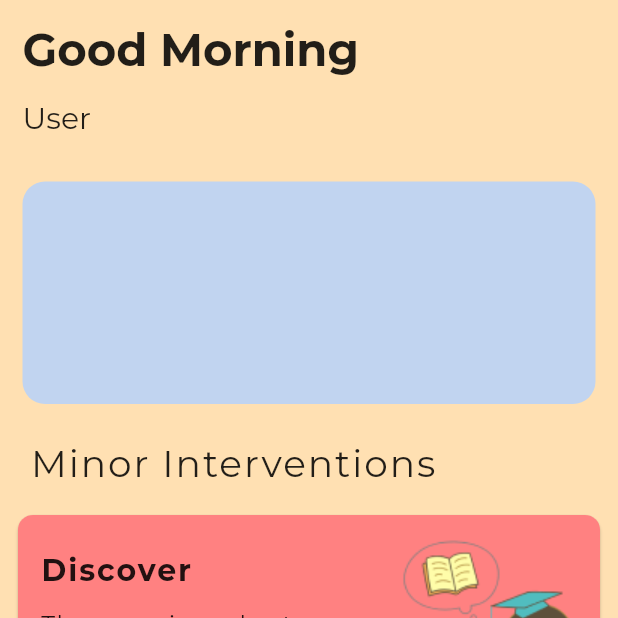
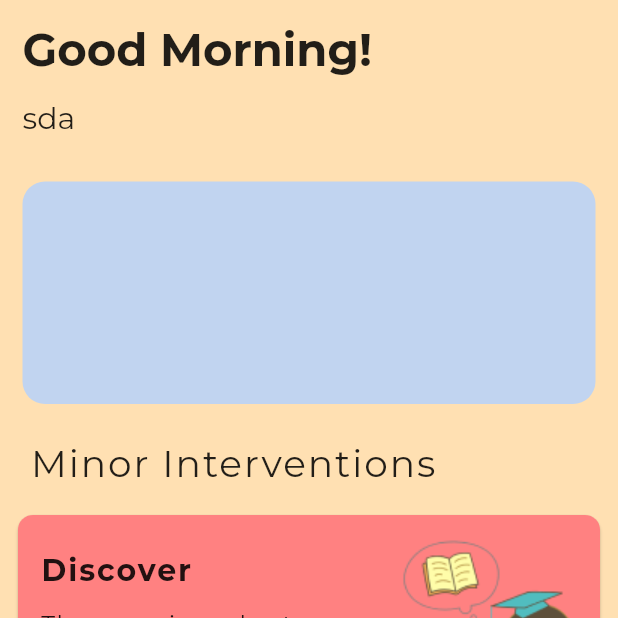
Before and after one commit to peanu77/umatter, a Flutter app: the HomePage screen opened directly, on a phone screen of 412 x 824 dp, the top half of it. Run offline on Flutter 3.47's test engine with Material 2 defaults, Android fonts, the phone set to English and light mode, and no system bars; our stand-ins replace cloud_firestore, firebase_auth, firebase_core, flutter_svg, get, google_fonts and 3 more; missing offline and left inert: flutterfire_ui; accounts and stored records are empty.

Commit message:
partial update

```diff
--- a/lib/views/home_page/home_page.dart
+++ b/lib/views/home_page/home_page.dart
@@ -1,19 +1,26 @@
 import 'package:flutter/material.dart';
 import 'package:get/get.dart';
 import 'package:umatter/controllers/home_page_controller/constant.dart';
-import 'package:umatter/models/contants/constants.dart';
 import 'package:umatter/controllers/home_page_controller/home_page_controller.dart';
+import 'package:cloud_firestore/cloud_firestore.dart';
 
 class HomePage extends StatelessWidget {
   const HomePage({Key? key}) : super(key: key);
+
   @override
   Widget build(BuildContext context) {
     final size = MediaQuery.of(context).size;
+    CollectionReference _collectionRef =
+        FirebaseFirestore.instance.collection('user_info');
+
     return Scaffold(
       backgroundColor: Colors.orange.shade100,
       body: SingleChildScrollView(
         child: SafeArea(
-          child: Column(
+          child: FutureBuilder(
+              future: _collectionRef.get(),
+              builder: (context, snapshot) {
+                return Column(
                   crossAxisAlignment: CrossAxisAlignment.start,
                   children: [
                     Container(
@@ -22,7 +29,7 @@ class HomePage extends StatelessWidget {
                         crossAxisAlignment: CrossAxisAlignment.start,
                         children: [
                           Text(
-                      "Good Morning",
+                            "Good Morning!",
                             // controller.title,
                             style: const TextStyle(
                               fontSize: 30.0,
@@ -33,7 +40,7 @@ class HomePage extends StatelessWidget {
                             height: 15.0,
                           ),
                           Text(
-                      "User",
+                            "sda",
                             // user.email.toString(),
                             style: TextStyle(
                               fontSize: 20.0,
@@ -92,7 +99,8 @@ class HomePage extends StatelessWidget {
                     ),
                     _buildProfessionalIntervention(size),
                   ],
-          ),
+                );
+              }),
         ),
       ),
     );
```
Lines whose indentation alone changed are shown as unchanged.
